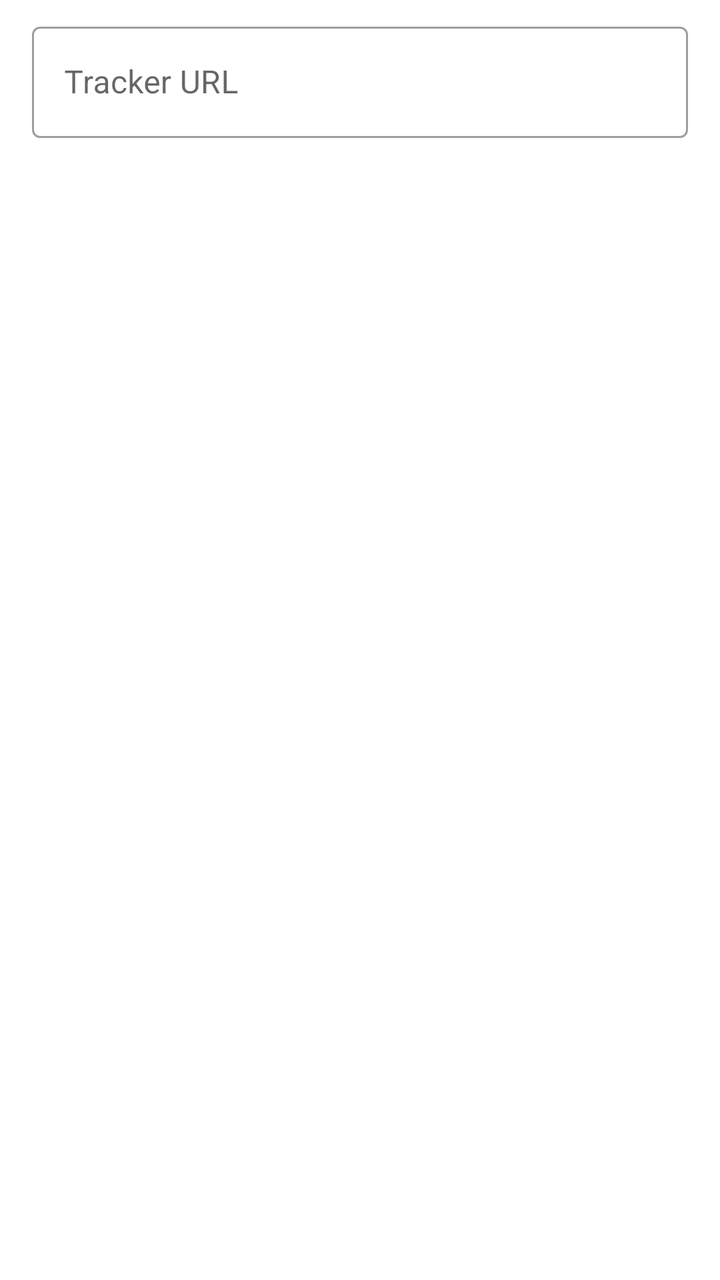
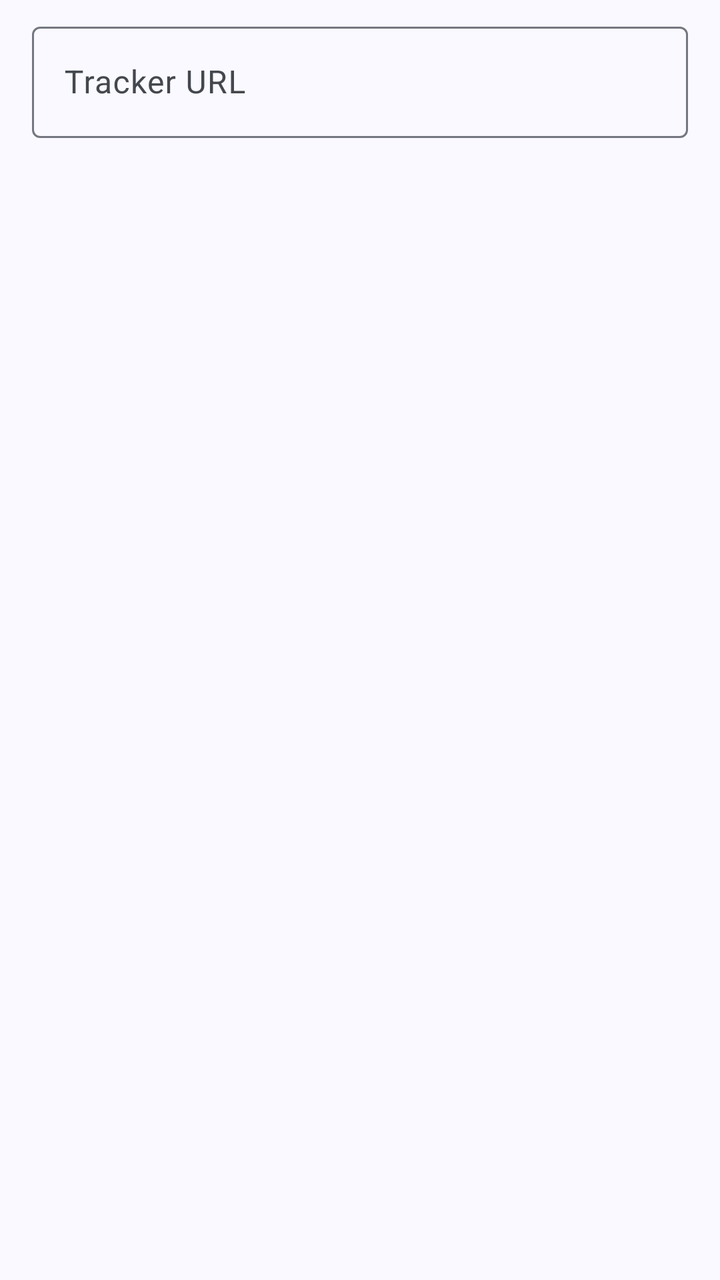

Before-and-after screenshots of an Android layout around one commit, followed by the original layout XML and the change that was made.
<!-- AndroidManifest.xml: application theme AppTheme -->
<!-- res/layout/dialog_edit_tracker.xml -->
<?xml version="1.0" encoding="utf-8"?>
<FrameLayout xmlns:android="http://schemas.android.com/apk/res/android"
    android:layout_width="match_parent"
    android:layout_height="wrap_content">

    <com.google.android.material.textfield.TextInputLayout
        android:id="@+id/input_layout_tracker_url"
        style="@style/Widget.MaterialComponents.TextInputLayout.OutlinedBox"
        android:layout_width="match_parent"
        android:layout_height="wrap_content"
        android:layout_marginHorizontal="16dp"
        android:layout_marginTop="8dp">

        <com.google.android.material.textfield.TextInputEditText
            android:id="@+id/edit_tracker"
            android:layout_width="match_parent"
            android:layout_height="wrap_content"
            android:hint="@string/torrent_trackers_edit_hint"
            android:inputType="textUri" />

    </com.google.android.material.textfield.TextInputLayout>

</FrameLayout>
<!-- resources referenced by this layout -->
<resources>
  <style name="AppTheme" parent="Theme.MaterialComponents.DayNight.NoActionBar">
          <item name="colorPrimary">@color/color_primary</item>
          <item name="colorPrimaryDark">@color/color_primary_dark</item>
          <item name="colorPrimaryVariant">@color/color_primary_variant</item>
          <item name="colorOnPrimary">@color/color_on_primary</item>
  
          <item name="colorSecondary">@color/color_secondary</item>
          <item name="colorSecondaryVariant">@color/color_secondary_variant</item>
          <item name="colorOnSecondary">@color/color_on_secondary</item>
  
          <item name="windowActionModeOverlay">true</item>
          <item name="actionBarTheme">@style/AppTheme.ToolbarOverlay</item>
  
          <item name="android:textAlignment">viewStart</item>
  
          <item name="snackbarTextViewStyle">@style/AppTheme.SnackbarTextViewStyle</item>
  
          <item name="android:statusBarColor">@color/status_bar_color</item>
          <item name="android:navigationBarColor">@color/navigation_bar_color</item>
      </style>
  <color name="color_primary">#03A9F4</color>
  <color name="color_primary_dark">#007AC1</color>
  <color name="color_primary_variant">#007AC1</color>
  <color name="color_on_primary">#FFFFFF</color>
  <color name="color_secondary">#FFB300</color>
  <color name="color_secondary_variant">#C68400</color>
  <color name="color_on_secondary">#000000</color>
  <style name="AppTheme.ToolbarOverlay" parent="ThemeOverlay.MaterialComponents.Dark.ActionBar" />
  <style name="AppTheme.SnackbarTextViewStyle" parent="Widget.MaterialComponents.Snackbar.TextView">
          <item name="android:maxLines">15</item>
      </style>
  <color name="status_bar_color">@color/color_primary</color>
  <color name="navigation_bar_color">@android:color/transparent</color>
  <!-- unchanged entries left out for length: 1 -->
</resources>

<!-- the commit's change to res/layout/dialog_edit_tracker.xml (unified diff, before → after) -->
@@ -5,7 +5,7 @@
 
     <com.google.android.material.textfield.TextInputLayout
         android:id="@+id/input_layout_tracker_url"
-        style="@style/Widget.MaterialComponents.TextInputLayout.OutlinedBox"
+        style="@style/Widget.Material3.TextInputLayout.OutlinedBox"
         android:layout_width="match_parent"
         android:layout_height="wrap_content"
         android:layout_marginHorizontal="16dp"
<!-- resource entries referenced after the edit -->
@@ -1,38 +1,107 @@
 <!-- resources referenced by this layout -->
 <resources>
-  <style name="AppTheme" parent="Theme.MaterialComponents.DayNight.NoActionBar">
-          <item name="colorPrimary">@color/color_primary</item>
-          <item name="colorPrimaryDark">@color/color_primary_dark</item>
-          <item name="colorPrimaryVariant">@color/color_primary_variant</item>
-          <item name="colorOnPrimary">@color/color_on_primary</item>
+  <style name="AppTheme" parent="Theme.Material3.DayNight.NoActionBar">
+          <item name="colorPrimary">@color/md_theme_primary</item>
+          <item name="colorOnPrimary">@color/md_theme_onPrimary</item>
+          <item name="colorPrimaryContainer">@color/md_theme_primaryContainer</item>
+          <item name="colorOnPrimaryContainer">@color/md_theme_onPrimaryContainer</item>
+          <item name="colorSecondary">@color/md_theme_secondary</item>
+          <item name="colorOnSecondary">@color/md_theme_onSecondary</item>
+          <item name="colorSecondaryContainer">@color/md_theme_secondaryContainer</item>
+          <item name="colorOnSecondaryContainer">@color/md_theme_onSecondaryContainer</item>
+          <item name="colorTertiary">@color/md_theme_tertiary</item>
+          <item name="colorOnTertiary">@color/md_theme_onTertiary</item>
+          <item name="colorTertiaryContainer">@color/md_theme_tertiaryContainer</item>
+          <item name="colorOnTertiaryContainer">@color/md_theme_onTertiaryContainer</item>
+          <item name="colorError">@color/md_theme_error</item>
+          <item name="colorOnError">@color/md_theme_onError</item>
+          <item name="colorErrorContainer">@color/md_theme_errorContainer</item>
+          <item name="colorOnErrorContainer">@color/md_theme_onErrorContainer</item>
+          <item name="android:colorBackground">@color/md_theme_background</item>
+          <item name="colorOnBackground">@color/md_theme_onBackground</item>
+          <item name="colorSurface">@color/md_theme_surface</item>
+          <item name="colorOnSurface">@color/md_theme_onSurface</item>
+          <item name="colorSurfaceVariant">@color/md_theme_surfaceVariant</item>
+          <item name="colorOnSurfaceVariant">@color/md_theme_onSurfaceVariant</item>
+          <item name="colorOutline">@color/md_theme_outline</item>
+          <item name="colorOutlineVariant">@color/md_theme_outlineVariant</item>
+          <item name="colorSurfaceInverse">@color/md_theme_inverseSurface</item>
+          <item name="colorOnSurfaceInverse">@color/md_theme_inverseOnSurface</item>
+          <item name="colorPrimaryInverse">@color/md_theme_inversePrimary</item>
+          <item name="colorPrimaryFixed">@color/md_theme_primaryFixed</item>
+          <item name="colorOnPrimaryFixed">@color/md_theme_onPrimaryFixed</item>
+          <item name="colorPrimaryFixedDim">@color/md_theme_primaryFixedDim</item>
+          <item name="colorOnPrimaryFixedVariant">@color/md_theme_onPrimaryFixedVariant</item>
+          <item name="colorSecondaryFixed">@color/md_theme_secondaryFixed</item>
+          <item name="colorOnSecondaryFixed">@color/md_theme_onSecondaryFixed</item>
+          <item name="colorSecondaryFixedDim">@color/md_theme_secondaryFixedDim</item>
+          <item name="colorOnSecondaryFixedVariant">@color/md_theme_onSecondaryFixedVariant</item>
+          <item name="colorTertiaryFixed">@color/md_theme_tertiaryFixed</item>
+          <item name="colorOnTertiaryFixed">@color/md_theme_onTertiaryFixed</item>
+          <item name="colorTertiaryFixedDim">@color/md_theme_tertiaryFixedDim</item>
+          <item name="colorOnTertiaryFixedVariant">@color/md_theme_onTertiaryFixedVariant</item>
+          <item name="colorSurfaceDim">@color/md_theme_surfaceDim</item>
+          <item name="colorSurfaceBright">@color/md_theme_surfaceBright</item>
+          <item name="colorSurfaceContainerLowest">@color/md_theme_surfaceContainerLowest</item>
+          <item name="colorSurfaceContainerLow">@color/md_theme_surfaceContainerLow</item>
+          <item name="colorSurfaceContainer">@color/md_theme_surfaceContainer</item>
+          <item name="colorSurfaceContainerHigh">@color/md_theme_surfaceContainerHigh</item>
+          <item name="colorSurfaceContainerHighest">@color/md_theme_surfaceContainerHighest</item>
   
-          <item name="colorSecondary">@color/color_secondary</item>
-          <item name="colorSecondaryVariant">@color/color_secondary_variant</item>
-          <item name="colorOnSecondary">@color/color_on_secondary</item>
+          <item name="materialCardViewStyle">@style/Widget.Material3.CardView.Elevated</item>
+          <item name="snackbarTextViewStyle">@style/AppTheme.SnackbarTextViewStyle</item>
   
           <item name="windowActionModeOverlay">true</item>
-          <item name="actionBarTheme">@style/AppTheme.ToolbarOverlay</item>
-  
-          <item name="android:textAlignment">viewStart</item>
-  
-          <item name="snackbarTextViewStyle">@style/AppTheme.SnackbarTextViewStyle</item>
-  
-          <item name="android:statusBarColor">@color/status_bar_color</item>
-          <item name="android:navigationBarColor">@color/navigation_bar_color</item>
       </style>
-  <color name="color_primary">#03A9F4</color>
-  <color name="color_primary_dark">#007AC1</color>
-  <color name="color_primary_variant">#007AC1</color>
-  <color name="color_on_primary">#FFFFFF</color>
-  <color name="color_secondary">#FFB300</color>
-  <color name="color_secondary_variant">#C68400</color>
-  <color name="color_on_secondary">#000000</color>
-  <style name="AppTheme.ToolbarOverlay" parent="ThemeOverlay.MaterialComponents.Dark.ActionBar" />
-  <style name="AppTheme.SnackbarTextViewStyle" parent="Widget.MaterialComponents.Snackbar.TextView">
+  <color name="md_theme_primary">#415F91</color>
+  <color name="md_theme_onPrimary">#FFFFFF</color>
+  <color name="md_theme_primaryContainer">#D6E3FF</color>
+  <color name="md_theme_onPrimaryContainer">#001B3E</color>
+  <color name="md_theme_secondary">#565F71</color>
+  <color name="md_theme_onSecondary">#FFFFFF</color>
+  <color name="md_theme_secondaryContainer">#DAE2F9</color>
+  <color name="md_theme_onSecondaryContainer">#131C2B</color>
+  <color name="md_theme_tertiary">#705575</color>
+  <color name="md_theme_onTertiary">#FFFFFF</color>
+  <color name="md_theme_tertiaryContainer">#FAD8FD</color>
+  <color name="md_theme_onTertiaryContainer">#28132E</color>
+  <color name="md_theme_error">#BA1A1A</color>
+  <color name="md_theme_onError">#FFFFFF</color>
+  <color name="md_theme_errorContainer">#FFDAD6</color>
+  <color name="md_theme_onErrorContainer">#410002</color>
+  <color name="md_theme_background">#F9F9FF</color>
+  <color name="md_theme_onBackground">#191C20</color>
+  <color name="md_theme_surface">#F9F9FF</color>
+  <color name="md_theme_onSurface">#191C20</color>
+  <color name="md_theme_surfaceVariant">#E0E2EC</color>
+  <color name="md_theme_onSurfaceVariant">#44474E</color>
+  <color name="md_theme_outline">#74777F</color>
+  <color name="md_theme_outlineVariant">#C4C6D0</color>
+  <color name="md_theme_inverseSurface">#2E3036</color>
+  <color name="md_theme_inverseOnSurface">#F0F0F7</color>
+  <color name="md_theme_inversePrimary">#AAC7FF</color>
+  <color name="md_theme_primaryFixed">#D6E3FF</color>
+  <color name="md_theme_onPrimaryFixed">#001B3E</color>
+  <color name="md_theme_primaryFixedDim">#AAC7FF</color>
+  <color name="md_theme_onPrimaryFixedVariant">#284777</color>
+  <color name="md_theme_secondaryFixed">#DAE2F9</color>
+  <color name="md_theme_onSecondaryFixed">#131C2B</color>
+  <color name="md_theme_secondaryFixedDim">#BEC6DC</color>
+  <color name="md_theme_onSecondaryFixedVariant">#3E4759</color>
+  <color name="md_theme_tertiaryFixed">#FAD8FD</color>
+  <color name="md_theme_onTertiaryFixed">#28132E</color>
+  <color name="md_theme_tertiaryFixedDim">#DDBCE0</color>
+  <color name="md_theme_onTertiaryFixedVariant">#573E5C</color>
+  <color name="md_theme_surfaceDim">#D9D9E0</color>
+  <color name="md_theme_surfaceBright">#F9F9FF</color>
+  <color name="md_theme_surfaceContainerLowest">#FFFFFF</color>
+  <color name="md_theme_surfaceContainerLow">#F3F3FA</color>
+  <color name="md_theme_surfaceContainer">#EDEDF4</color>
+  <color name="md_theme_surfaceContainerHigh">#E7E8EE</color>
+  <color name="md_theme_surfaceContainerHighest">#E2E2E9</color>
+  <style name="AppTheme.SnackbarTextViewStyle" parent="Widget.Material3.Snackbar.TextView">
           <item name="android:maxLines">15</item>
       </style>
-  <color name="status_bar_color">@color/color_primary</color>
-  <color name="navigation_bar_color">@android:color/transparent</color>
   <!-- unchanged entries left out for length: 1 -->
 </resources>
 
